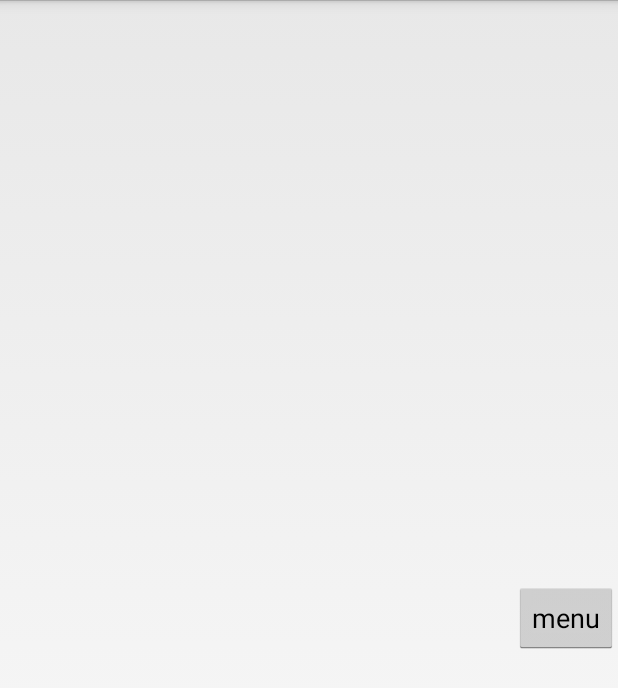
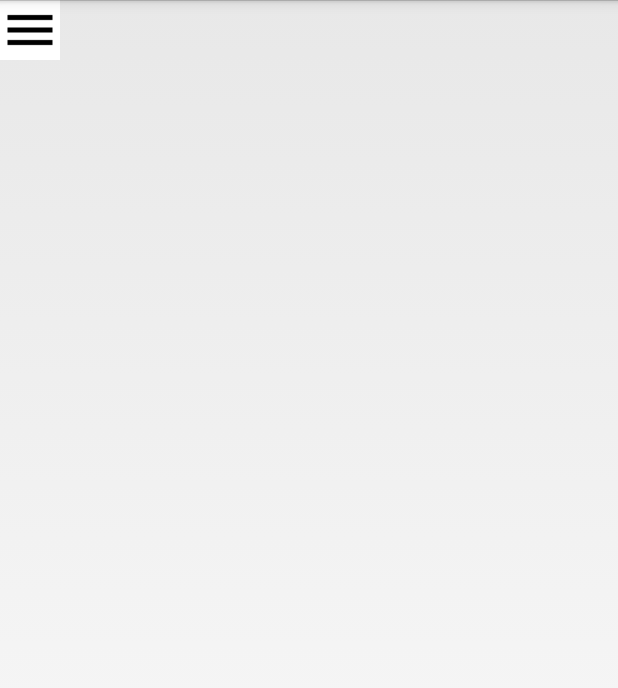
Before and after one commit to TheLuckyOwl/CS180-Project, an Android app: the screen it shows after launch (AccountActivity), on a phone screen of 412 x 824 dp. Shown: the top 688 px of the screen. Run offline under Robolectric (Android 15) with nearby library versions, the phone set to English and light mode, and no system bars; 2 statements that could not run were skipped.

Commit message:
Small Update

```diff
--- a/app/src/main/AndroidManifest.xml
+++ b/app/src/main/AndroidManifest.xml
@@ -15,6 +15,7 @@
     <uses-permission android:name="android.permission.ACCESS_FINE_LOCATION" />
 
     <application
+
         android:allowBackup="true"
         android:icon="@mipmap/ic_launcher"
         android:label="@string/app_name"
@@ -127,6 +128,9 @@
                 android:name="android.support.PARENT_ACTIVITY"
                 android:value="theunderground.com.ucrmap.AccountActivity" />
         </activity>
+        <meta-data
+            android:name="com.google.android.gms.version"
+            android:value="@integer/google_play_services_version" />
     </application>
 
 </manifest>
--- a/app/src/main/res/layout/account_activity_layout.xml
+++ b/app/src/main/res/layout/account_activity_layout.xml
@@ -9,14 +9,15 @@
         android:layout_width="match_parent"
         android:layout_height="match_parent">
 
-
-        <Button
-            android:layout_width="wrap_content"
-            android:layout_height="wrap_content"
-            android:text="menu"
+        <ImageButton
+            android:layout_width="40dp"
+            android:layout_height="40dp"
+            android:background="#ffffffff"
+            android:scaleType="fitCenter"
             android:id="@+id/button"
-            android:layout_centerVertical="true"
-            android:layout_alignParentEnd="true" />
+            android:layout_alignParentTop="true"
+            android:layout_alignParentStart="true"
+            android:src="@drawable/ic_drawer" />
     </RelativeLayout>
     <!-- The navigation drawer -->
     <!-- TODO We should put images into the drawer list also-->
--- a/app/src/main/res/layout/login_activity_layout.xml
+++ b/app/src/main/res/layout/login_activity_layout.xml
@@ -52,7 +52,7 @@
         android:layout_below="@+id/tvPassword_text"
         android:layout_alignParentStart="true"
         android:layout_alignParentEnd="true" />
-
+    <!-- TODO these need to be text views not buttons-->
     <Button
         android:layout_width="wrap_content"
         android:layout_height="wrap_content"
--- a/app/src/main/res/layout/ucr_map_activity_layout.xml
+++ b/app/src/main/res/layout/ucr_map_activity_layout.xml
@@ -1,6 +1,7 @@
 <fragment xmlns:android="http://schemas.android.com/apk/res/android"
     xmlns:map="http://schemas.android.com/apk/res-auto"
     xmlns:tools="http://schemas.android.com/tools"
+
     android:id="@+id/map"
     android:name="com.google.android.gms.maps.SupportMapFragment"
     android:layout_width="match_parent"
```
Also changed, not shown: 2 other files.
